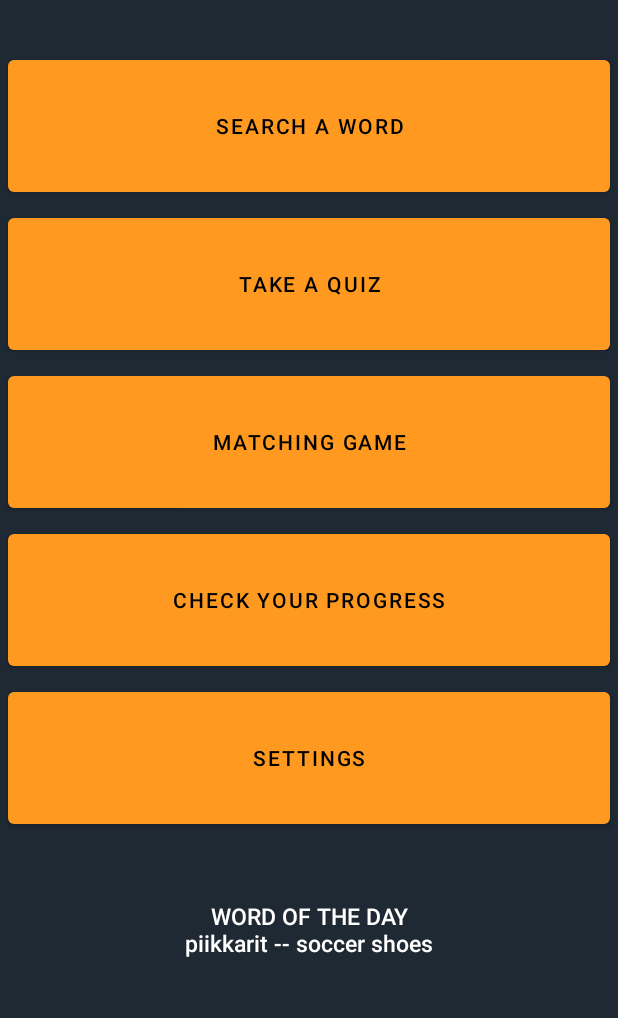
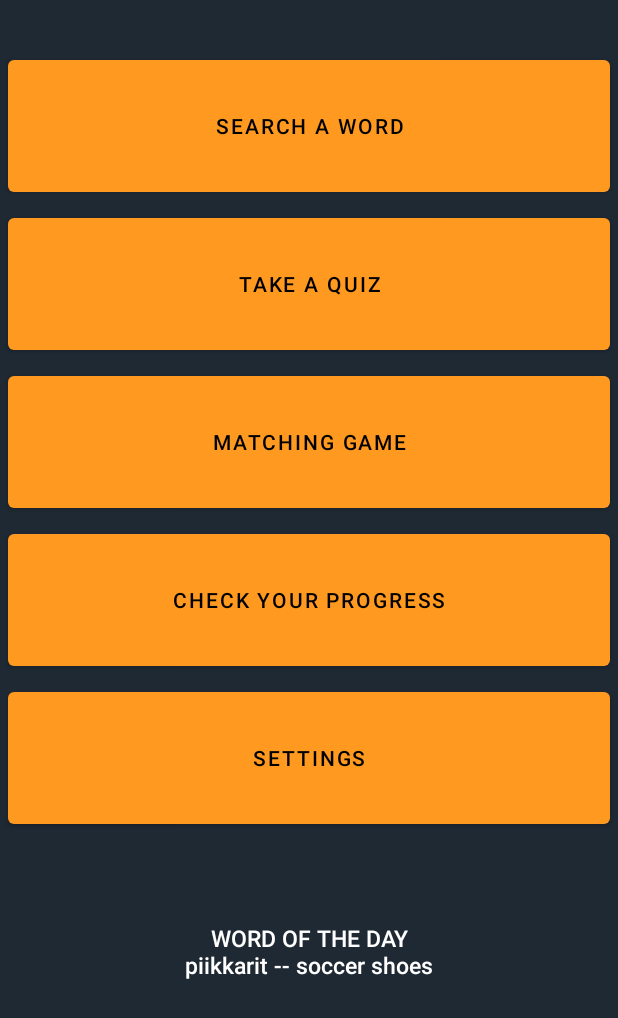
Before and after one commit to HangHuynh19/finnish-english-dictionary, an Android app: the MainActivity screen opened directly, with no data from a screen before it, on a phone screen of 412 x 824 dp. Shown: the top 1018 px of the screen. Run offline under Robolectric (Android 15) with nearby library versions, the phone set to English and light mode, and no system bars; our stand-ins replace Room's generated code.

Commit message:
Clean up code an small UI changes

```diff
--- a/app/src/main/java/fi/hanghuynh/finnish_englishslangdictionary/MainActivity.java
+++ b/app/src/main/java/fi/hanghuynh/finnish_englishslangdictionary/MainActivity.java
@@ -60,22 +60,6 @@ public class MainActivity extends AppCompatActivity {
         setContentView(R.layout.activity_main);
         getSupportActionBar().hide();
 
-        //alarm service
-
-     /*   //alarm service
-        AlarmManager alarmManager = (AlarmManager) getSystemService(Context.ALARM_SERVICE);
-
-        Intent notificationIntent = new Intent(this, AlarmReceiver.class);
-        PendingIntent broadcast = PendingIntent.getBroadcast(this, 1, notificationIntent, PendingIntent.FLAG_UPDATE_CURRENT);
-
-        Calendar cal = Calendar.getInstance();
-        // alert message time
-        cal.add(Calendar.SECOND, 10);
-        //broadcast the message when the time is up
-        alarmManager.setExact(AlarmManager.RTC_WAKEUP, cal.getTimeInMillis(), broadcast);*/
-
-        getSupportActionBar().hide();
-
         Button btnSearch = findViewById(R.id.searchBtn);
         Button btnTakeQuiz = findViewById(R.id.quizBtn);
         Button btnShowProgress = findViewById(R.id.progressBtn);
@@ -104,11 +88,6 @@ public class MainActivity extends AppCompatActivity {
         super.onRestart();
         changeWordOfTheDay();
     }
-
-    /*private void startWordOfTheDay() {
-        Intent intent = new Intent(MainActivity.this, NotificationActivity.class);
-        startActivity(intent);
-    }*/
 
     /** Load data to the database if the database is null **/
     private void saveWordToDictionary() {
--- a/app/src/main/java/fi/hanghuynh/finnish_englishslangdictionary/takeAQuiz/TakeAQuizActivity.java
+++ b/app/src/main/java/fi/hanghuynh/finnish_englishslangdictionary/takeAQuiz/TakeAQuizActivity.java
@@ -60,9 +60,8 @@ public class TakeAQuizActivity extends AppCompatActivity {
         // Implement timer to count down from 1 minute
         // Preference: https://www.youtube.com/watch?v=T_wSEnqGPdo
         // https://developer.android.com/reference/java/util/Timer#schedule(java.util.TimerTask,%20java.util.Date)
-        //long duration = TimeUnit.MINUTES.toMillis(1);
 
-        long duration = TimeUnit.MILLISECONDS.toMillis(60000);
+        long duration = TimeUnit.MINUTES.toMillis(1);
 
         countDownTimer = new CountDownTimer(duration, 1000) {
             @Override
@@ -107,14 +106,12 @@ public class TakeAQuizActivity extends AppCompatActivity {
         if(countDownTimer != null) {
             countDownTimer.cancel();
         }
-        Log.d("count down", "stop");
     }
 
     @Override
     protected void onDestroy() {
         super.onDestroy();
         countDownTimer.cancel();
-        Log.d("count down", "stop");
     }
 
     @Override
--- a/app/src/main/res/layout/activity_main.xml
+++ b/app/src/main/res/layout/activity_main.xml
@@ -20,12 +20,12 @@
         android:textSize="15sp"
         app:layout_constraintBottom_toBottomOf="parent"
         app:layout_constraintEnd_toEndOf="parent"
-        app:layout_constraintHorizontal_bias="0.555"
+        app:layout_constraintHorizontal_bias="0.444"
         app:layout_constraintLeft_toLeftOf="parent"
         app:layout_constraintRight_toRightOf="parent"
         app:layout_constraintStart_toStartOf="parent"
         app:layout_constraintTop_toBottomOf="@+id/progressBtn"
-        app:layout_constraintVertical_bias="0.444" />
+        app:layout_constraintVertical_bias="0.491" />
 
     <Button
         android:id="@+id/searchBtn"
```
